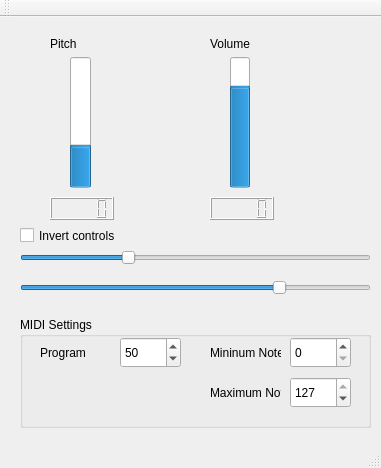
Before: the Qt Designer form mainwindow.ui in Ikke007/Theremin, drawn with Qt 5.
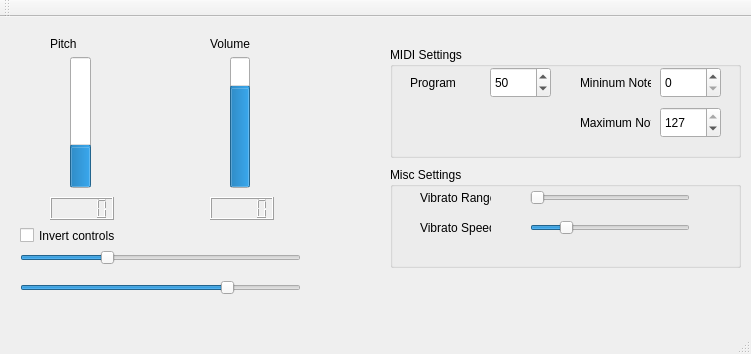
After: the same form once the commit is applied.

Commit message: vibrato effect

The edit to the form file:
```diff
--- a/mainwindow.ui
+++ b/mainwindow.ui
@@ -6,8 +6,8 @@
    <rect>
     <x>0</x>
     <y>0</y>
-    <width>381</width>
-    <height>468</height>
+    <width>751</width>
+    <height>354</height>
    </rect>
   </property>
   <property name="windowTitle">
@@ -119,7 +119,7 @@
      <rect>
       <x>20</x>
       <y>230</y>
-      <width>351</width>
+      <width>281</width>
       <height>22</height>
      </rect>
     </property>
@@ -138,7 +138,7 @@
      <rect>
       <x>20</x>
       <y>260</y>
-      <width>351</width>
+      <width>281</width>
       <height>22</height>
      </rect>
     </property>
@@ -155,8 +155,8 @@
    <widget class="QGroupBox" name="groupBox">
     <property name="geometry">
      <rect>
-      <x>20</x>
-      <y>300</y>
+      <x>390</x>
+      <y>30</y>
       <width>351</width>
       <height>111</height>
      </rect>
@@ -252,6 +252,80 @@
      </property>
     </widget>
    </widget>
+   <widget class="QGroupBox" name="groupBox_2">
+    <property name="geometry">
+     <rect>
+      <x>390</x>
+      <y>150</y>
+      <width>351</width>
+      <height>101</height>
+     </rect>
+    </property>
+    <property name="title">
+     <string>Misc Settings</string>
+    </property>
+    <widget class="QLabel" name="label_6">
+     <property name="geometry">
+      <rect>
+       <x>30</x>
+       <y>20</y>
+       <width>71</width>
+       <height>21</height>
+      </rect>
+     </property>
+     <property name="text">
+      <string>Vibrato Range</string>
+     </property>
+    </widget>
+    <widget class="QSlider" name="sliderVibratoRange">
+     <property name="geometry">
+      <rect>
+       <x>140</x>
+       <y>20</y>
+       <width>160</width>
+       <height>22</height>
+      </rect>
+     </property>
+     <property name="maximum">
+      <number>100</number>
+     </property>
+     <property name="orientation">
+      <enum>Qt::Horizontal</enum>
+     </property>
+    </widget>
+    <widget class="QLabel" name="label_7">
+     <property name="geometry">
+      <rect>
+       <x>30</x>
+       <y>50</y>
+       <width>71</width>
+       <height>21</height>
+      </rect>
+     </property>
+     <property name="text">
+      <string>Vibrato Speed</string>
+     </property>
+    </widget>
+    <widget class="QSlider" name="sliderVibratoSpeed">
+     <property name="geometry">
+      <rect>
+       <x>140</x>
+       <y>50</y>
+       <width>160</width>
+       <height>22</height>
+      </rect>
+     </property>
+     <property name="maximum">
+      <number>100</number>
+     </property>
+     <property name="value">
+      <number>20</number>
+     </property>
+     <property name="orientation">
+      <enum>Qt::Horizontal</enum>
+     </property>
+    </widget>
+   </widget>
   </widget>
   <widget class="QMenuBar" name="menuBar">
    <property name="geometry">
```
Left out of the diff: 2 changed lines with no effect on the pictures. The commit also changes 4 other files.
